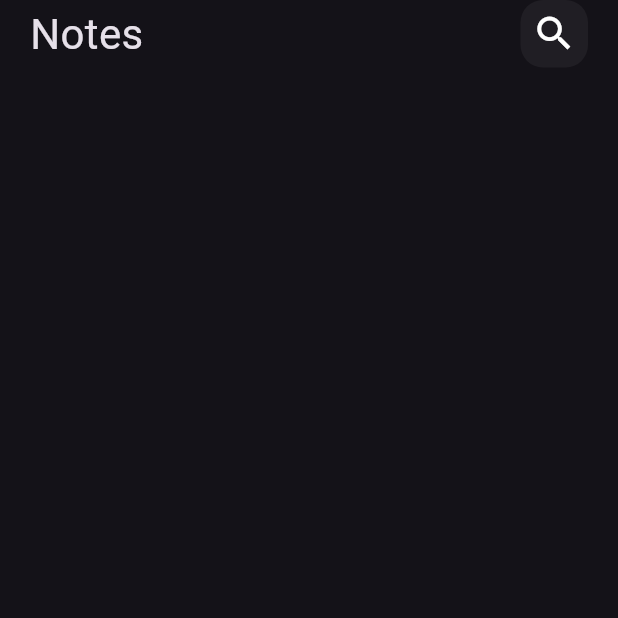
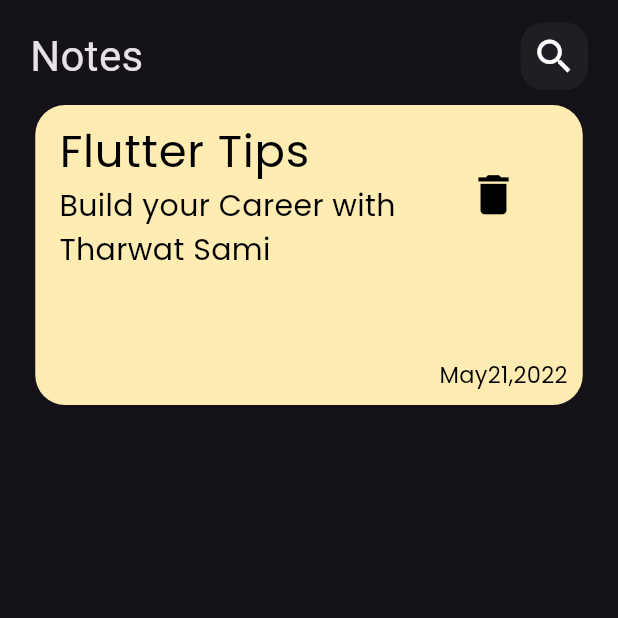
Before and after one commit to AlaaElkhamisy/Note_app, a Flutter app: the screen it shows after launch, on a phone screen of 412 x 824 dp, the top half of it. Run offline on Flutter 3.47's test engine with Material 3 defaults, Android fonts, the phone set to English and light mode, and no system bars.

Commit message:
note item

```diff
--- /dev/null
+++ b/lib/customs/custom_text_styles.dart
@@ -0,0 +1,13 @@
+import 'package:flutter/material.dart';
+
+abstract class CustomTextStyles {
+  static final Title_Style = TextStyle(
+      fontSize: 30,
+      color: Colors.black,
+      fontWeight: FontWeight.w500,
+      fontFamily: "Poppins");
+  static final SubTitle_Style =
+      TextStyle(fontSize: 20, color: Colors.black, fontFamily: "Poppins");
+  static final date_Style =
+      TextStyle(fontSize: 15, color: Colors.black, fontFamily: "Poppins");
+}
--- /dev/null
+++ b/lib/view/note_item.dart
@@ -0,0 +1,47 @@
+import 'package:flutter/material.dart';
+import 'package:note/customs/custom_text_styles.dart';
+
+class Note_item extends StatelessWidget {
+  const Note_item({super.key});
+
+  @override
+  Widget build(BuildContext context) {
+    return Container(
+      padding: EdgeInsets.only(bottom: 10, right: 10),
+      margin: const EdgeInsets.only(top: 10),
+      width: 365,
+      height: 200,
+      child: Column(
+        mainAxisAlignment: MainAxisAlignment.spaceBetween,
+        children: [
+          ListTile(
+            title: Text(
+              "Flutter Tips",
+              style: CustomTextStyles.Title_Style,
+            ),
+            subtitle: Text(
+              "Build your Career with Tharwat Sami",
+              style: CustomTextStyles.SubTitle_Style,
+            ),
+            trailing: IconButton(
+                onPressed: () {},
+                icon: Icon(
+                  Icons.delete,
+                  size: 35,
+                  color: Colors.black,
+                )),
+          ),
+          Align(
+            alignment: Alignment.bottomRight,
+            child: Text(
+              "May21,2022",
+              style: CustomTextStyles.date_Style,
+            ),
+          ),
+        ],
+      ),
+      decoration: BoxDecoration(
+          color: Colors.amber[100], borderRadius: BorderRadius.circular(20)),
+    );
+  }
+}
--- a/lib/view/notes_body.dart
+++ b/lib/view/notes_body.dart
@@ -1,5 +1,6 @@
 import 'package:flutter/material.dart';
 import 'package:note/customs/custom_app_bar.dart';
+import 'package:note/view/note_item.dart';
 
 class Notes_Body extends StatelessWidget {
   const Notes_Body({super.key});
@@ -8,9 +9,9 @@ class Notes_Body extends StatelessWidget {
   Widget build(BuildContext context) {
     return const SafeArea(
       child: Padding(
-        padding: EdgeInsets.only(left: 20, right: 20),
+        padding: EdgeInsets.only(left: 20, right: 20, top: 15),
         child: Column(
-          children: [Custom_App_Bar()],
+          children: [Custom_App_Bar(), Note_item()],
         ),
       ),
     );
```
Also changed, not shown: pubspec.yaml (+4 -4 lines), fonts/Poppins-Regular.ttf (added).
